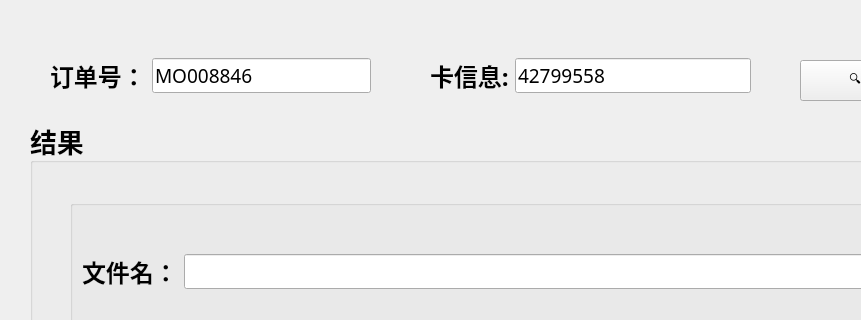
Before: the Qt Designer form res/ui/main_window.ui in zelviner/CardInfo, drawn with Qt 5; both pictures show x 0 to 861 and y 0 to 320 of the 1014 by 613 pixel window.
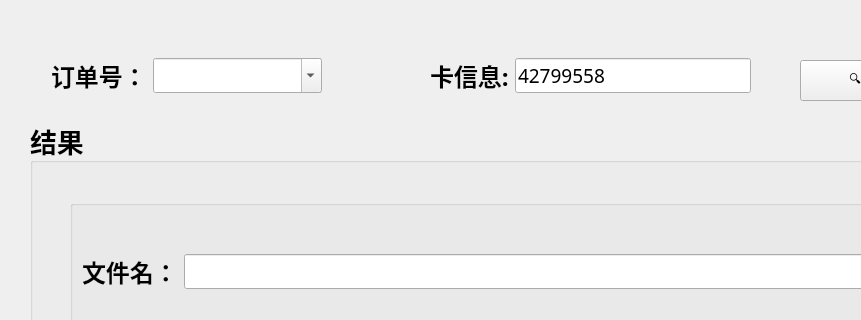
After: the same form once the commit is applied.

Commit message: add download_loading ui

The edit to the form file:
```diff
--- a/res/ui/main_window.ui
+++ b/res/ui/main_window.ui
@@ -14,46 +14,6 @@
    <string>MainWindow</string>
   </property>
   <widget class="QWidget" name="centralwidget">
-   <widget class="QWidget" name="layoutWidget">
-    <property name="geometry">
-     <rect>
-      <x>50</x>
-      <y>50</y>
-      <width>321</width>
-      <height>51</height>
-     </rect>
-    </property>
-    <layout class="QHBoxLayout" name="horizontalLayout_2">
-     <item>
-      <widget class="QLabel" name="label_3">
-       <property name="font">
-        <font>
-         <family>微软雅黑</family>
-         <pointsize>18</pointsize>
-         <weight>75</weight>
-         <bold>true</bold>
-        </font>
-       </property>
-       <property name="text">
-        <string>订单号：</string>
-       </property>
-      </widget>
-     </item>
-     <item>
-      <widget class="QLineEdit" name="order_id_line">
-       <property name="font">
-        <font>
-         <family>微软雅黑</family>
-         <pointsize>14</pointsize>
-        </font>
-       </property>
-       <property name="text">
-        <string>MO008846</string>
-       </property>
-      </widget>
-     </item>
-    </layout>
-   </widget>
    <widget class="QPushButton" name="query_btn">
     <property name="geometry">
      <rect>
@@ -263,6 +223,49 @@
      </item>
     </layout>
    </widget>
+   <widget class="QWidget" name="">
+    <property name="geometry">
+     <rect>
+      <x>51</x>
+      <y>50</y>
+      <width>271</width>
+      <height>51</height>
+     </rect>
+    </property>
+    <layout class="QHBoxLayout" name="horizontalLayout_2" stretch="1,3">
+     <item>
+      <widget class="QLabel" name="label_3">
+       <property name="font">
+        <font>
+         <family>微软雅黑</family>
+         <pointsize>18</pointsize>
+         <weight>75</weight>
+         <bold>true</bold>
+        </font>
+       </property>
+       <property name="text">
+        <string>订单号：</string>
+       </property>
+      </widget>
+     </item>
+     <item>
+      <widget class="QComboBox" name="order_id_box">
+       <property name="font">
+        <font>
+         <family>微软雅黑</family>
+         <pointsize>14</pointsize>
+        </font>
+       </property>
+       <property name="editable">
+        <bool>true</bool>
+       </property>
+       <property name="currentText">
+        <string/>
+       </property>
+      </widget>
+     </item>
+    </layout>
+   </widget>
   </widget>
   <widget class="QMenuBar" name="menubar">
    <property name="geometry">
```
Left out of the diff: 4 changed lines with no effect on the pictures. The commit also changes 7 other files.
